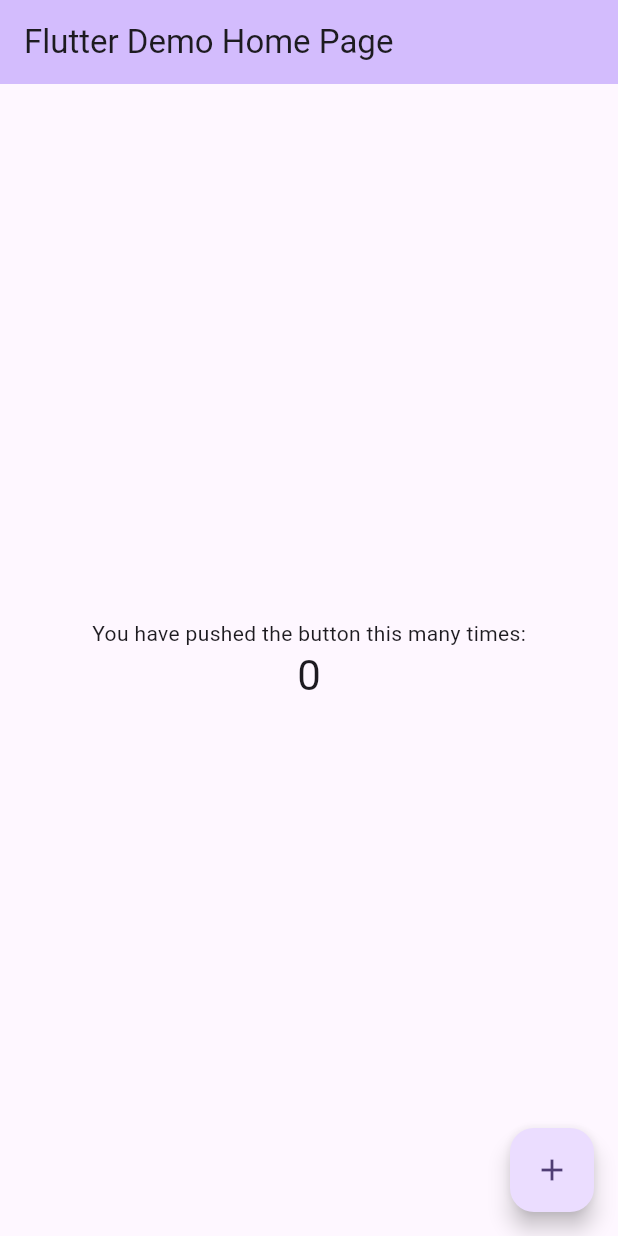
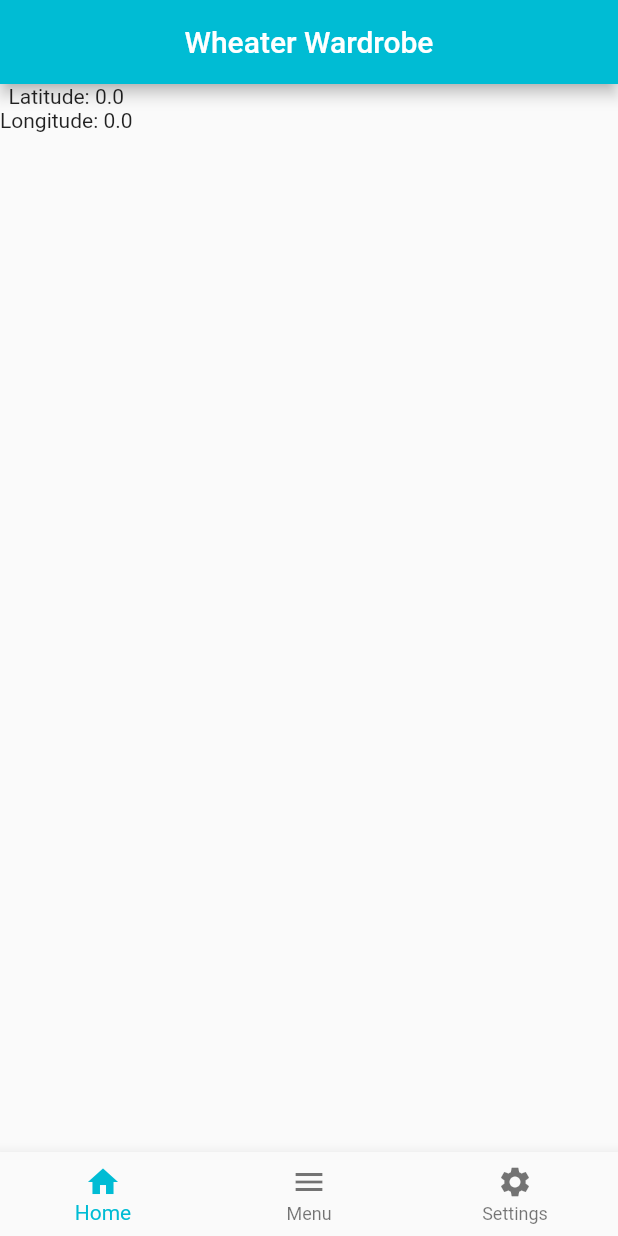
Before and after one commit to paul-ilies/WheatherWardrobe, a Flutter app: the screen it shows after launch, on a phone screen of 412 x 824 dp. Run offline on Flutter 3.47's test engine with Material 2 defaults, Android fonts, the light colour scheme and no system bars; our stand-ins replace geolocator.

Commit message:
updated coords

```diff
--- a/lib/main.dart
+++ b/lib/main.dart
@@ -1,4 +1,5 @@
 import 'package:flutter/material.dart';
+import 'package:wheather_wardrobe/pages/home.dart';
 
 void main() {
   runApp(const MyApp());
@@ -7,119 +8,64 @@ void main() {
 class MyApp extends StatelessWidget {
   const MyApp({super.key});
 
-  // This widget is the root of your application.
   @override
   Widget build(BuildContext context) {
     return MaterialApp(
-      title: 'Flutter Demo',
-      theme: ThemeData(
-        // This is the theme of your application.
-        //
-        // TRY THIS: Try running your application with "flutter run". You'll see
-        // the application has a blue toolbar. Then, without quitting the app,
-        // try changing the seedColor in the colorScheme below to Colors.green
-        // and then invoke "hot reload" (save your changes or press the "hot
-        // reload" button in a Flutter-supported IDE, or press "r" if you used
-        // the command line to start the app).
-        //
-        // Notice that the counter didn't reset back to zero; the application
-        // state is not lost during the reload. To reset the state, use hot
-        // restart instead.
-        //
-        // This works for code too, not just values: Most code changes can be
-        // tested with just a hot reload.
-        colorScheme: ColorScheme.fromSeed(seedColor: Colors.deepPurple),
-        useMaterial3: true,
-      ),
-      home: const MyHomePage(title: 'Flutter Demo Home Page'),
+        title: 'Whether Wardrobe',
+        debugShowCheckedModeBanner: false,
+        theme: ThemeData(
+          primarySwatch: Colors.cyan,
+        ),
+        home: const HomePage());
+  }
+}
+
+class HomePage extends StatefulWidget {
+  const HomePage({super.key});
+
+  @override
+  State<HomePage> createState() => _HomePageState();
+}
+
+class _HomePageState extends State<HomePage> {
+  var selectedIndex = 0;
+
+  @override
+  Widget build(BuildContext context) {
+    Widget currentWidgetPage = const Text("Error");
+    switch (selectedIndex) {
+      case 0:
+        currentWidgetPage = const Home();
+        break;
+      case 1:
+        currentWidgetPage = const Text("Menu");
+        break;
+      case 2:
+        currentWidgetPage = const Text("Settings");
+        break;
+      default:
+    }
+    return Scaffold(
+      appBar: AppBar(
+          backgroundColor: Theme.of(context).primaryColor,
+          title: const Center(
+            child:
+                Text("Wheater Wardrobe", style: TextStyle(color: Colors.white)),
+          )),
+      body: currentWidgetPage,
+      bottomNavigationBar: BottomNavigationBar(
+          currentIndex: selectedIndex,
+          onTap: (index) {
+            setState(() {
+              selectedIndex = index;
+            });
+          },
+          items: const [
+            BottomNavigationBarItem(icon: Icon(Icons.home), label: "Home"),
+            BottomNavigationBarItem(icon: Icon(Icons.menu), label: "Menu"),
+            BottomNavigationBarItem(
+                icon: Icon(Icons.settings), label: "Settings")
+          ]),
     );
   }
 }
-
-class MyHomePage extends StatefulWidget {
-  const MyHomePage({super.key, required this.title});
-
-  // This widget is the home page of your application. It is stateful, meaning
-  // that it has a State object (defined below) that contains fields that affect
-  // how it looks.
-
-  // This class is the configuration for the state. It holds the values (in this
-  // case the title) provided by the parent (in this case the App widget) and
-  // used by the build method of the State. Fields in a Widget subclass are
-  // always marked "final".
-
-  final String title;
-
-  @override
-  State<MyHomePage> createState() => _MyHomePageState();
-}
-
-class _MyHomePageState extends State<MyHomePage> {
-  int _counter = 0;
-
-  void _incrementCounter() {
-    setState(() {
-      // This call to setState tells the Flutter framework that something has
-      // changed in this State, which causes it to rerun the build method below
-      // so that the display can reflect the updated values. If we changed
-      // _counter without calling setState(), then the build method would not be
-      // called again, and so nothing would appear to happen.
-      _counter++;
-    });
-  }
-
-  @override
-  Widget build(BuildContext context) {
-    // This method is rerun every time setState is called, for instance as done
-    // by the _incrementCounter method above.
-    //
-    // The Flutter framework has been optimized to make rerunning build methods
-    // fast, so that you can just rebuild anything that needs updating rather
-    // than having to individually change instances of widgets.
-    return Scaffold(
-      appBar: AppBar(
-        // TRY THIS: Try changing the color here to a specific color (to
-        // Colors.amber, perhaps?) and trigger a hot reload to see the AppBar
-        // change color while the other colors stay the same.
-        backgroundColor: Theme.of(context).colorScheme.inversePrimary,
-        // Here we take the value from the MyHomePage object that was created by
-        // the App.build method, and use it to set our appbar title.
-        title: Text(widget.title),
-      ),
-      body: Center(
-        // Center is a layout widget. It takes a single child and positions it
-        // in the middle of the parent.
-        child: Column(
-          // Column is also a layout widget. It takes a list of children and
-          // arranges them vertically. By default, it sizes itself to fit its
-          // children horizontally, and tries to be as tall as its parent.
-          //
-          // Column has various properties to control how it sizes itself and
-          // how it positions its children. Here we use mainAxisAlignment to
-          // center the children vertically; the main axis here is the vertical
-          // axis because Columns are vertical (the cross axis would be
-          // horizontal).
-          //
-          // TRY THIS: Invoke "debug painting" (choose the "Toggle Debug Paint"
-          // action in the IDE, or press "p" in the console), to see the
-          // wireframe for each widget.
-          mainAxisAlignment: MainAxisAlignment.center,
-          children: <Widget>[
-            const Text(
-              'You have pushed the button this many times:',
-            ),
-            Text(
-              '$_counter',
-              style: Theme.of(context).textTheme.headlineMedium,
-            ),
-          ],
-        ),
-      ),
-      floatingActionButton: FloatingActionButton(
-        onPressed: _incrementCounter,
-        tooltip: 'Increment',
-        child: const Icon(Icons.add),
-      ), // This trailing comma makes auto-formatting nicer for build methods.
-    );
-  }
-}
--- /dev/null
+++ b/lib/pages/home.dart
@@ -0,0 +1,43 @@
+import 'package:flutter/material.dart';
+import 'package:geolocator/geolocator.dart';
+
+class Home extends StatefulWidget {
+  const Home({Key? key}) : super(key: key);
+
+  @override
+  State<Home> createState() => _HomeState();
+}
+
+class _HomeState extends State<Home> {
+  late double lat = 0;
+  late double long = 0;
+
+  @override
+  void initState() {
+    super.initState();
+    getLocation();
+  }
+
+  void getLocation() async {
+    var location = await Geolocator.getCurrentPosition(
+      desiredAccuracy: LocationAccuracy.high,
+    );
+
+    lat = location.latitude;
+    long = location.longitude;
+    setState(() {});
+  }
+
+  @override
+  Widget build(BuildContext context) {
+    return Column(
+      children: [
+        Text(
+          "Latitude: $lat",
+          textAlign: TextAlign.left,
+        ),
+        Text("Longitude: $long", textAlign: TextAlign.left),
+      ],
+    );
+  }
+}
--- a/pubspec.yaml
+++ b/pubspec.yaml
@@ -30,7 +30,7 @@ environment:
 dependencies:
   flutter:
     sdk: flutter
-
+  geolocator:
 
   # The following adds the Cupertino Icons font to your application.
   # Use with the CupertinoIcons class for iOS style icons.
```
Also changed, not shown: pubspec.lock, 3 other files.
